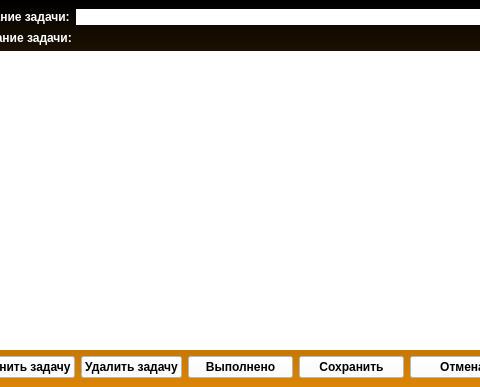
This is design_MainWindow.ui in ITBOGs/lis-TODO as Qt 5 draws it before an edit; both pictures show x 357 to 837 and y 0 to 387 of the 1103 by 387 pixel window. The edited form follows.
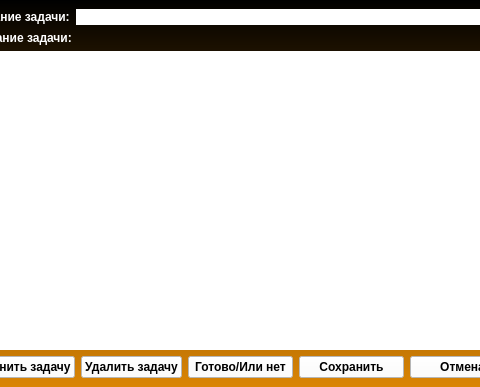
This is the edited form. Icons and pictures are not drawn.

Diff of the .ui file:
```diff
--- a/design_MainWindow.ui
+++ b/design_MainWindow.ui
@@ -448,7 +448,7 @@
            <cursorShape>PointingHandCursor</cursorShape>
           </property>
           <property name="text">
-           <string>Выполнено</string>
+           <string>Готово/Или нет</string>
           </property>
           <property name="autoDefault">
            <bool>false</bool>
```
